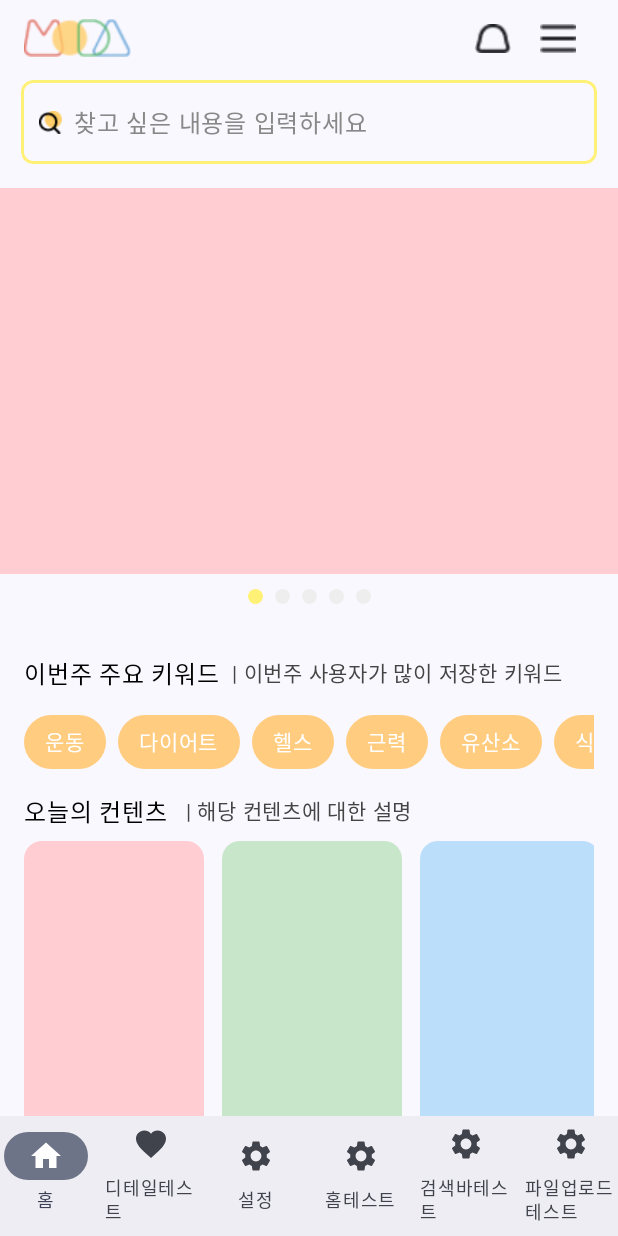
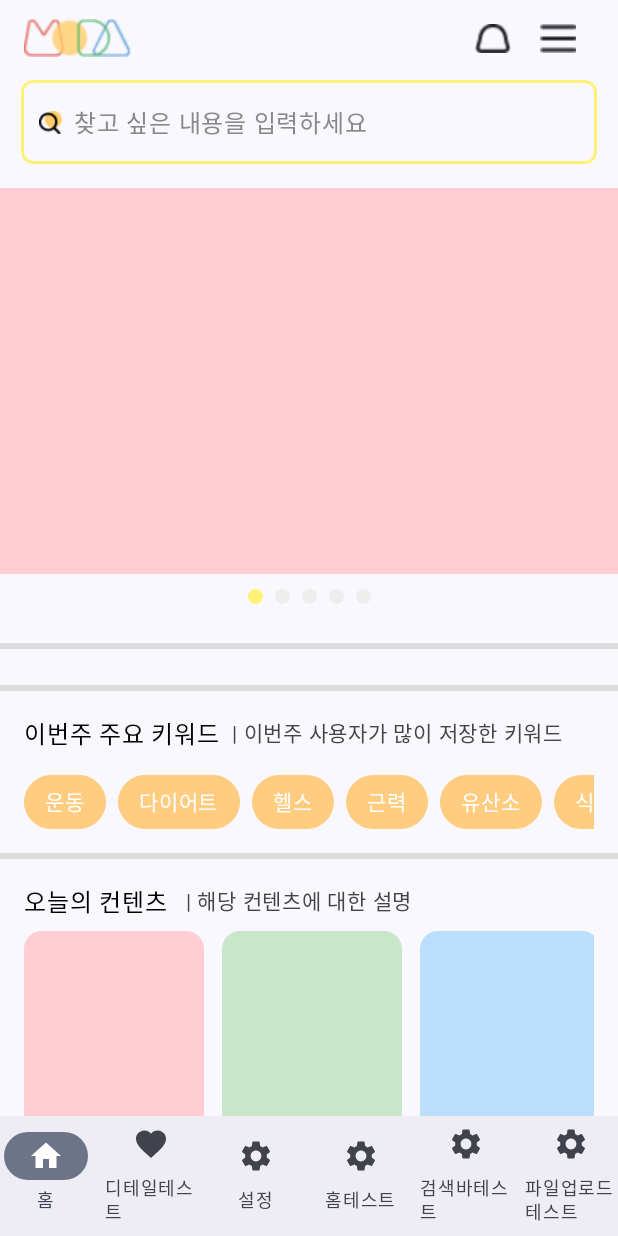
Before and after one commit to Gangto326/MODA, an Android app built with Jetpack Compose: the screen it shows after launch (MainActivity), after a tap on "Notifications", on a phone screen of 412 x 824 dp. Run offline under Robolectric (Android 15) with nearby library versions, the phone set to English and light mode, and no system bars; our stand-ins replace accompanist; libraries missing offline, so code that uses them is left out: com.google.accompanist.navigation.

Commit message:
:bulb: Update. 구분선 추가 및 오버레이 광고 추가

```diff
--- a/moda/app/src/main/java/com/example/modapjt/screen2/home/newHomeScreen.kt
+++ b/moda/app/src/main/java/com/example/modapjt/screen2/home/newHomeScreen.kt
@@ -3,6 +3,7 @@ import androidx.compose.animation.core.LinearOutSlowInEasing
 import androidx.compose.animation.core.animateDpAsState
 import androidx.compose.animation.core.animateFloatAsState
 import androidx.compose.animation.core.tween
+import androidx.compose.foundation.Image
 import androidx.compose.foundation.horizontalScroll
 import androidx.compose.foundation.layout.*
 import androidx.compose.foundation.lazy.LazyColumn
@@ -14,8 +15,11 @@ import androidx.compose.ui.unit.dp
 import androidx.compose.material3.*
 import androidx.compose.ui.draw.alpha
 import androidx.compose.ui.graphics.Color
+import androidx.compose.ui.layout.ContentScale
+import androidx.compose.ui.res.painterResource
 import androidx.lifecycle.viewmodel.compose.viewModel
 import androidx.navigation.NavController
+import com.example.modapjt.R
 import com.example.modapjt.components.bar.SearchBar
 import com.example.modapjt.components.home.BottomThumbnail
 import com.example.modapjt.components.bar.BottomBarComponent
@@ -103,7 +107,17 @@ fun newHomeScreen(
             }
 
             item {
+                Divider(color = Color(0xFFDCDCDC), thickness = 4.dp, modifier = Modifier.padding(horizontal = 0.dp))
+                Spacer(modifier = Modifier.height(16.dp))
+            }
+
+            item {
                 CategoryList(navController = navController, viewModel = viewModel)
+            }
+
+            item {
+                Divider(color = Color(0xFFDCDCDC), thickness = 4.dp, modifier = Modifier.padding(horizontal = 0.dp))
+                Spacer(modifier = Modifier.height(16.dp))
             }
 
             item {
@@ -113,8 +127,15 @@ fun newHomeScreen(
                 )
             }
 
+
+
             item {
                 KeywordList()
+                Spacer(modifier = Modifier.height(16.dp))
+            }
+
+            item {
+                Divider(color = Color(0xFFDCDCDC), thickness = 4.dp, modifier = Modifier.padding(horizontal = 0.dp))
                 Spacer(modifier = Modifier.height(16.dp))
             }
 
@@ -129,6 +150,33 @@ fun newHomeScreen(
                 BottomThumbnailList()
                 Spacer(modifier = Modifier.height(16.dp))
             }
+
+            // 이미지 추가
+            item {
+                Image(
+                    painter = painterResource(id = R.drawable.overlayad),
+                    contentDescription = "광고 이미지",
+                    contentScale = ContentScale.FillWidth, // 가로 너비에 맞추기
+                    modifier = Modifier
+                        .fillMaxWidth() // 가로 전체 채우기
+                        .height(80.dp) // 원본 높이 유지
+                )
+
+                Spacer(modifier = Modifier.height(16.dp))
+            }
+
+            item {
+                HomeSmallTitle(
+                    title = "여유로운 토요일 저녁",
+                    description = ""
+                )
+            }
+
+            item {
+                Divider(color = Color(0xFFDCDCDC), thickness = 4.dp, modifier = Modifier.padding(horizontal = 0.dp))
+                Spacer(modifier = Modifier.height(16.dp))
+            }
+
         }
     }
 }
```
Also changed, not shown: moda/app/src/main/res/drawable/overlayad.png (added).
